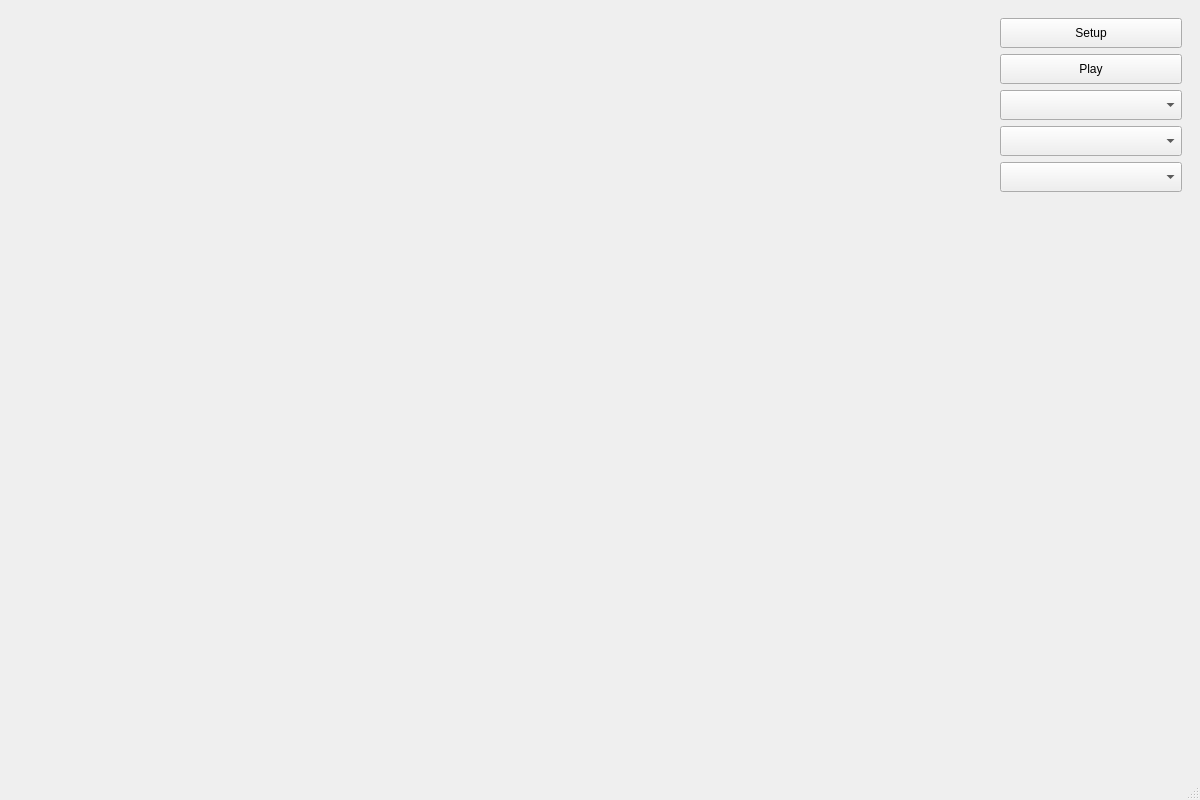
First picture: the form in gui/core/Synth.ui, repository burtonjz/Syndesium, before the edit.
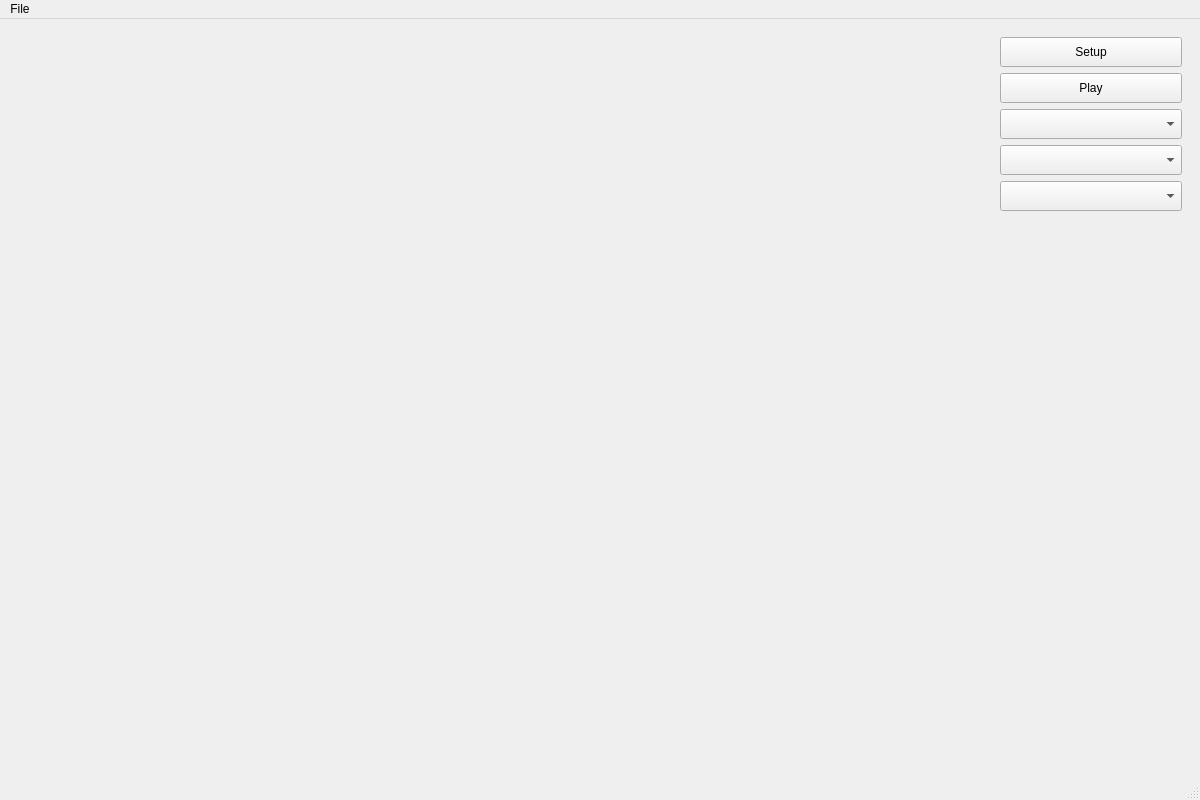
Second picture: the form after the edit.

Commit message: synth serialization / save to json

Diff of the .ui file:
```diff
--- a/gui/core/Synth.ui
+++ b/gui/core/Synth.ui
@@ -176,6 +176,17 @@
      <height>24</height>
     </rect>
    </property>
+   <widget class="QMenu" name="menuSave">
+    <property name="title">
+     <string>File</string>
+    </property>
+    <addaction name="separator"/>
+    <addaction name="actionLoad"/>
+    <addaction name="separator"/>
+    <addaction name="actionSave"/>
+    <addaction name="actionSaveAs"/>
+   </widget>
+   <addaction name="menuSave"/>
   </widget>
   <widget class="QStatusBar" name="statusbar"/>
  </widget>
```
Left out of the diff: 15 changed lines with no effect on the pictures. The commit also changes 22 other files.
